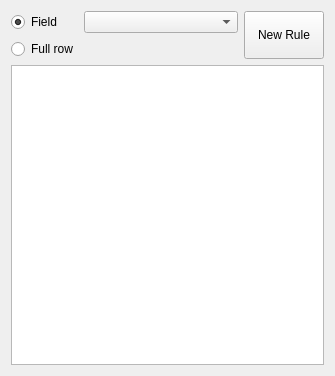
Old version of the form src/ui/qgsfieldconditionalformatwidget.ui in the repository qgis/QGIS.
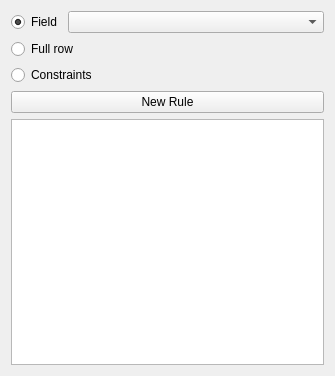
New version of the form. Icons and pictures are not drawn. Custom widgets are drawn as their Qt base class.

Commit message: [attributes table] Add constraint-based conditional styling

What changed in the file:
```diff
--- a/src/ui/qgsfieldconditionalformatwidget.ui
+++ b/src/ui/qgsfieldconditionalformatwidget.ui
@@ -21,18 +21,15 @@
   </property>
   <layout class="QVBoxLayout" name="verticalLayout">
    <item>
-    <layout class="QGridLayout" name="gridLayout_4" columnstretch="0,0,0,2">
-     <property name="sizeConstraint">
-      <enum>QLayout::SetDefaultConstraint</enum>
-     </property>
+    <layout class="QGridLayout" name="gridLayout_4">
      <property name="topMargin">
       <number>0</number>
      </property>
-     <item row="0" column="3" rowspan="2">
+     <item row="3" column="0">
       <widget class="QPushButton" name="mNewButton">
        <property name="sizePolicy">
-        <sizepolicy hsizetype="Maximum" vsizetype="Preferred">
-         <horstretch>0</horstretch>
+        <sizepolicy hsizetype="MinimumExpanding" vsizetype="Preferred">
+         <horstretch>1</horstretch>
          <verstretch>0</verstretch>
         </sizepolicy>
        </property>
@@ -45,17 +42,9 @@
        </property>
       </widget>
      </item>
-     <item row="0" column="2">
-      <layout class="QHBoxLayout" name="horizontalLayout">
-       <property name="topMargin">
-        <number>0</number>
-       </property>
-       <item>
-        <widget class="QgsFieldComboBox" name="mFieldCombo"/>
-       </item>
-      </layout>
-     </item>
      <item row="0" column="0">
+      <layout class="QHBoxLayout" name="horizontalLayout">
+       <item>
       <widget class="QRadioButton" name="fieldRadio">
        <property name="sizePolicy">
         <sizepolicy hsizetype="Maximum" vsizetype="Fixed">
@@ -71,6 +60,18 @@
        </property>
       </widget>
      </item>
+       <item>
+        <widget class="QgsFieldComboBox" name="mFieldCombo">
+         <property name="sizePolicy">
+          <sizepolicy hsizetype="MinimumExpanding" vsizetype="Preferred">
+            <horstretch>1</horstretch>
+            <verstretch>0</verstretch>
+          </sizepolicy>
+         </property>
+        </widget>
+       </item>
+      </layout>
+     </item>
      <item row="1" column="0">
       <widget class="QRadioButton" name="rowRadio">
        <property name="sizePolicy">
@@ -84,6 +85,19 @@
        </property>
       </widget>
      </item>
+     <item row="2" column="0">
+      <widget class="QRadioButton" name="constraintRadio">
+       <property name="sizePolicy">
+        <sizepolicy hsizetype="Maximum" vsizetype="Fixed">
+         <horstretch>0</horstretch>
+         <verstretch>0</verstretch>
+        </sizepolicy>
+       </property>
+       <property name="text">
+        <string>Constraints</string>
+       </property>
+      </widget>
+     </item>
     </layout>
    </item>
    <item>
```
Lines whose indentation alone changed are shown as unchanged. The commit also changes 7 other files.
